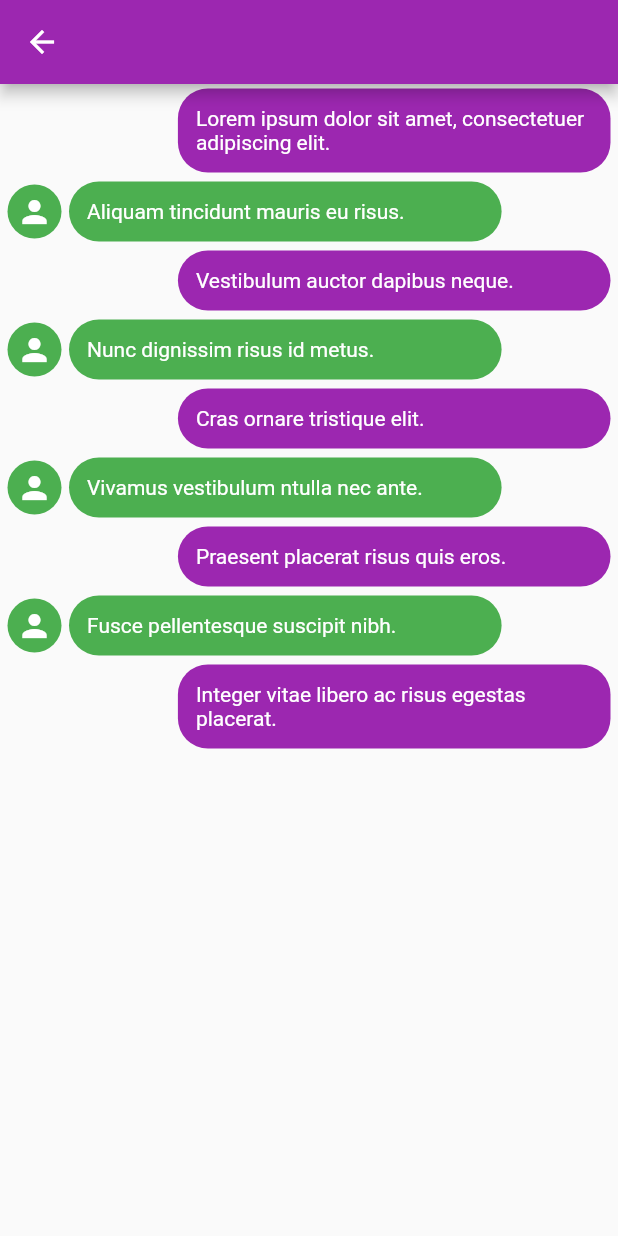
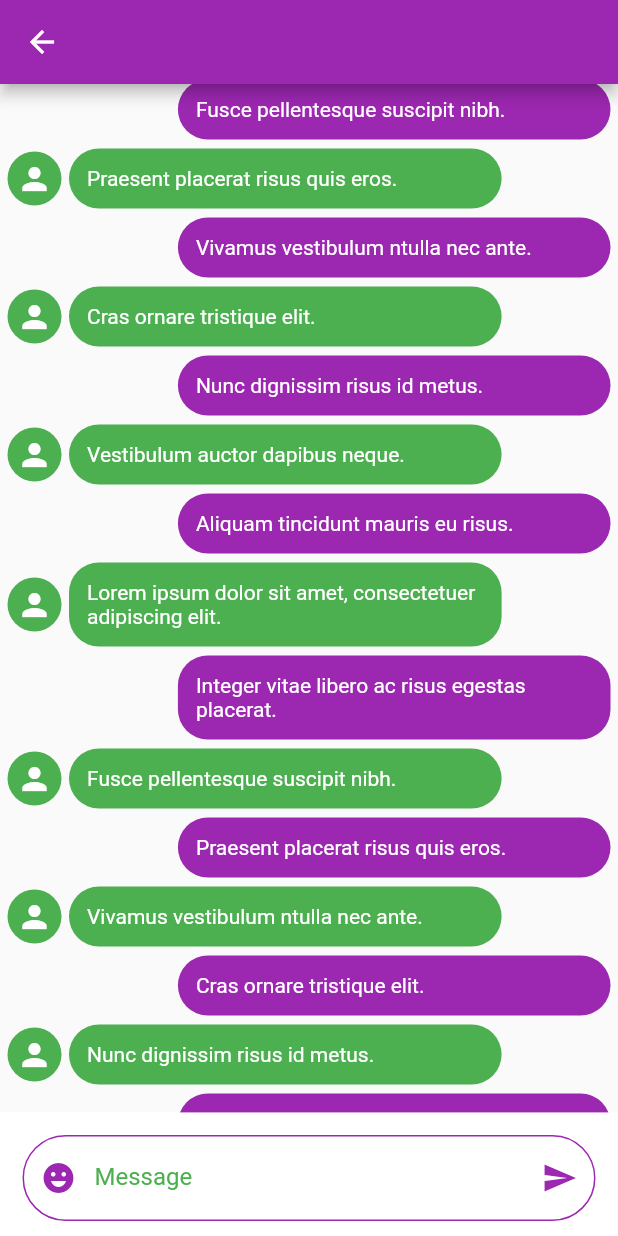
Before and after one commit to tauqeerkhattak/chatting_app, a Flutter app: the ChatScreen screen opened directly with empty values, on a phone screen of 412 x 824 dp. Run offline on Flutter 3.47's test engine with Material 2 defaults, Android fonts, the phone set to English and light mode, and no system bars; our stand-ins replace cloud_firestore, contacts_service, emoji_picker_flutter, firebase_auth, firebase_core, fluttertoast and 4 more; missing offline and left inert: keyboard_utils; accounts and stored records are empty; statements that could not run were skipped.

Commit message:
emoji picker added

```diff
--- a/lib/controllers/chat_controller.dart
+++ b/lib/controllers/chat_controller.dart
@@ -1,5 +1,48 @@
+import 'package:flutter/material.dart' hide KeyboardListener;
 import 'package:get/get.dart';
+import 'package:keyboard_utils/keyboard_listener.dart';
+import 'package:keyboard_utils/keyboard_utils.dart';
 
 class ChatController extends GetxController {
+  final ScrollController scrollController = ScrollController(
+    initialScrollOffset: 0.0,
+  );
+  TextEditingController messageController = TextEditingController();
+  Rx<bool> showEmojis = false.obs;
+  Rx<double> keyboardHeight = 0.0.obs;
+  final KeyboardUtils _keyboardUtils = KeyboardUtils();
+  final List<String> dummyText = [
+    'Lorem ipsum dolor sit amet, consectetuer adipiscing elit.',
+    'Aliquam tincidunt mauris eu risus.',
+    'Vestibulum auctor dapibus neque.',
+    'Nunc dignissim risus id metus.',
+    'Cras ornare tristique elit.',
+    'Vivamus vestibulum ntulla nec ante.',
+    'Praesent placerat risus quis eros.',
+    'Fusce pellentesque suscipit nibh.',
+    'Integer vitae libero ac risus egestas placerat.',
+  ];
+  int? listener;
 
+  @override
+  void onInit() {
+    listener = _keyboardUtils.add(
+      listener: KeyboardListener(
+        willShowKeyboard: (height) {
+          keyboardHeight.value = height;
+          showEmojis.value = false;
+        },
+      ),
+    );
+    super.onInit();
+  }
+
+  @override
+  void dispose() {
+    _keyboardUtils.unsubscribeListener(subscribingId: listener);
+    if (_keyboardUtils.canCallDispose()) {
+      _keyboardUtils.dispose();
+    }
+    super.dispose();
+  }
 }
--- a/lib/screens/chat_screen/chat_screen.dart
+++ b/lib/screens/chat_screen/chat_screen.dart
@@ -1,25 +1,20 @@
+import 'dart:developer';
+
+import 'package:emoji_picker_flutter/emoji_picker_flutter.dart';
 import 'package:flutter/material.dart';
 import 'package:flutter_chatting/controllers/chat_controller.dart';
 import 'package:flutter_chatting/data/constants.dart';
+import 'package:flutter_chatting/data/size_config.dart';
 import 'package:flutter_chatting/widgets/chat_bubble.dart';
+import 'package:flutter_chatting/widgets/custom_textfield.dart';
 import 'package:get/get.dart';
+import 'package:keyboard_utils/keyboard_aware/keyboard_aware.dart';
 
 class ChatScreen extends StatelessWidget {
   final controller = Get.put(ChatController());
   final String name;
-  final List <String> dummyText = [
-    'Lorem ipsum dolor sit amet, consectetuer adipiscing elit.',
-    'Aliquam tincidunt mauris eu risus.',
-    'Vestibulum auctor dapibus neque.',
-    'Nunc dignissim risus id metus.',
-    'Cras ornare tristique elit.',
-    'Vivamus vestibulum ntulla nec ante.',
-    'Praesent placerat risus quis eros.',
-    'Fusce pellentesque suscipit nibh.',
-    'Integer vitae libero ac risus egestas placerat.',
-  ];
 
-  ChatScreen({Key? key,required this.name}) : super(key: key);
+  ChatScreen({Key? key, required this.name}) : super(key: key);
 
   @override
   Widget build(BuildContext context) {
@@ -34,11 +29,134 @@ class ChatScreen extends StatelessWidget {
         centerTitle: true,
         backgroundColor: Constants.primaryColor,
       ),
-      body: ListView.builder(
-        itemCount: dummyText.length,
-        itemBuilder: (BuildContext context,int index) {
-          return ChatBubble(text: dummyText[index], isCurrentUser: index % 2 == 0);
+      body: Stack(
+        clipBehavior: Clip.none,
+        children: [
+          Column(
+            children: [
+              SizedBox(
+                height: SizeConfig.screenHeight!,
+                child: ListView.builder(
+                  reverse: true,
+                  controller: controller.scrollController,
+                  itemCount: 100,
+                  itemBuilder: (BuildContext context, int index) {
+                    return ChatBubble(
+                      text: controller
+                          .dummyText[index % controller.dummyText.length],
+                      isCurrentUser: index % 2 == 0,
+                    );
+                  },
+                ),
+              ),
+              SizedBox(
+                height: SizeConfig.screenHeight! * 0.1,
+                width: SizeConfig.screenWidth,
+              ),
+            ],
+          ),
+          Positioned(
+            bottom: 0,
+            child: Column(
+              children: [
+                Container(
+                  width: SizeConfig.screenWidth,
+                  alignment: Alignment.center,
+                  padding: const EdgeInsets.only(
+                    left: 10,
+                    right: 10,
+                    top: 5,
+                    bottom: 10,
+                  ),
+                  color: Constants.textColor,
+                  height: SizeConfig.screenHeight! * 0.1,
+                  child: CustomTextField(
+                    controller: controller.messageController,
+                    label: 'Message',
+                    filled: false,
+                    keyboardType: TextInputType.text,
+                    prefix: IconButton(
+                      icon: Icon(
+                        Icons.emoji_emotions,
+                        color: Constants.primaryColor,
+                      ),
+                      onPressed: () {
+                        log('emoji');
+                        controller.showEmojis.toggle();
+                        FocusScope.of(context).unfocus();
+                        log('${controller.showEmojis.value} Hey');
+                      },
+                    ),
+                    onTap: () {
+                      controller.showEmojis.value = false;
+                    },
+                    suffix: IconButton(
+                      icon: Icon(
+                        Icons.send,
+                        color: Constants.primaryColor,
+                      ),
+                      onPressed: () {
+                        log('send');
+                      },
+                    ),
+                    validator: (String? message) {
+                      if (message == null) {
+                        return 'Type a message';
+                      }
+                      return null;
+                    },
+                  ),
+                ),
+                KeyboardAware(
+                  builder: (context, config) {
+                    if (config.isKeyboardOpen) {
+                      if (controller.showEmojis.value) {
+                        return showEmojiPicker();
+                      } else {
+                        return const SizedBox();
+                      }
+                    } else {
+                      if (controller.showEmojis.value) {
+                        return showEmojiPicker();
+                      } else {
+                        return const SizedBox();
+                      }
+                    }
+                  },
+                ),
+              ],
+            ),
+          ),
+        ],
+      ),
+    );
+  }
+
+  Widget showEmojiPicker() {
+    return SizedBox(
+      width: SizeConfig.screenWidth,
+      height: controller.keyboardHeight.value,
+      child: EmojiPicker(
+        onEmojiSelected: (category, emoji) {
+          controller.messageController.text += emoji.emoji;
         },
+        onBackspacePressed: () {
+          controller.messageController
+            ..text = controller.messageController.text.characters
+                .skipLast(1)
+                .toString()
+            ..selection = TextSelection.fromPosition(
+              TextPosition(
+                offset: controller.messageController.text.length,
+              ),
+            );
+        },
+        config: Config(
+          buttonMode: ButtonMode.MATERIAL,
+          indicatorColor: Constants.primaryColor,
+          iconColorSelected: Constants.primaryColor,
+          backspaceColor: Constants.primaryColor,
+        ),
       ),
     );
   }
--- a/lib/widgets/custom_textfield.dart
+++ b/lib/widgets/custom_textfield.dart
@@ -5,13 +5,22 @@ class CustomTextField extends StatelessWidget {
   final String label;
   final TextInputType? keyboardType;
   final TextEditingController controller;
-  final bool? hideText;
+  final bool? hideText, filled;
   final String? Function(String?) validator;
+  final Widget? prefix;
+  final Widget? suffix;
+  final Function()? onTap;
   const CustomTextField({
     Key? key,
     required this.label,
     required this.controller,
-    this.hideText, required this.validator, this.keyboardType,
+    this.hideText,
+    required this.validator,
+    this.keyboardType,
+    this.prefix,
+    this.filled,
+    this.suffix,
+    this.onTap,
   }) : super(key: key);
 
   @override
@@ -23,6 +32,7 @@ class CustomTextField extends StatelessWidget {
         right: 5,
       ),
       child: TextFormField(
+        onTap: onTap,
         controller: controller,
         obscureText: hideText == null ? false : hideText!,
         validator: validator,
@@ -37,13 +47,22 @@ class CustomTextField extends StatelessWidget {
               color: Constants.primaryColor,
             ),
           ),
+          prefixIcon: prefix,
+          suffixIcon: suffix,
           enabled: true,
-          label: Center(
+          label: filled ?? true
+              ? Center(
                   child: Text(
                     label,
                     style: TextStyle(
-                color: Constants.primaryColor,
+                      color: Constants.tertiaryColor,
                     ),
+                  ),
+                )
+              : Text(
+                  label,
+                  style: TextStyle(
+                    color: Constants.tertiaryColor,
                   ),
                 ),
           enabledBorder: OutlineInputBorder(
@@ -54,7 +73,7 @@ class CustomTextField extends StatelessWidget {
               color: Constants.primaryColor,
             ),
           ),
-          filled: true,
+          filled: filled ?? true,
           fillColor: Constants.primaryColor.withOpacity(0.2),
           focusedBorder: OutlineInputBorder(
             borderRadius: BorderRadius.circular(
--- a/pubspec.yaml
+++ b/pubspec.yaml
@@ -43,6 +43,8 @@ dependencies:
   loading_animation_widget: ^1.1.0+3
   contacts_service: ^0.6.3
   permission_handler: ^9.2.0
+  emoji_picker_flutter: ^1.1.2
+  keyboard_utils: ^1.3.4
 
 dev_dependencies:
   flutter_test:
```
Also changed, not shown: lib/controllers/contacts_controller.dart (+32 -33 lines), lib/screens/contacts_page/contacts_page.dart (+8 -5 lines), pubspec.lock. Lines whose indentation alone changed are shown as unchanged.
